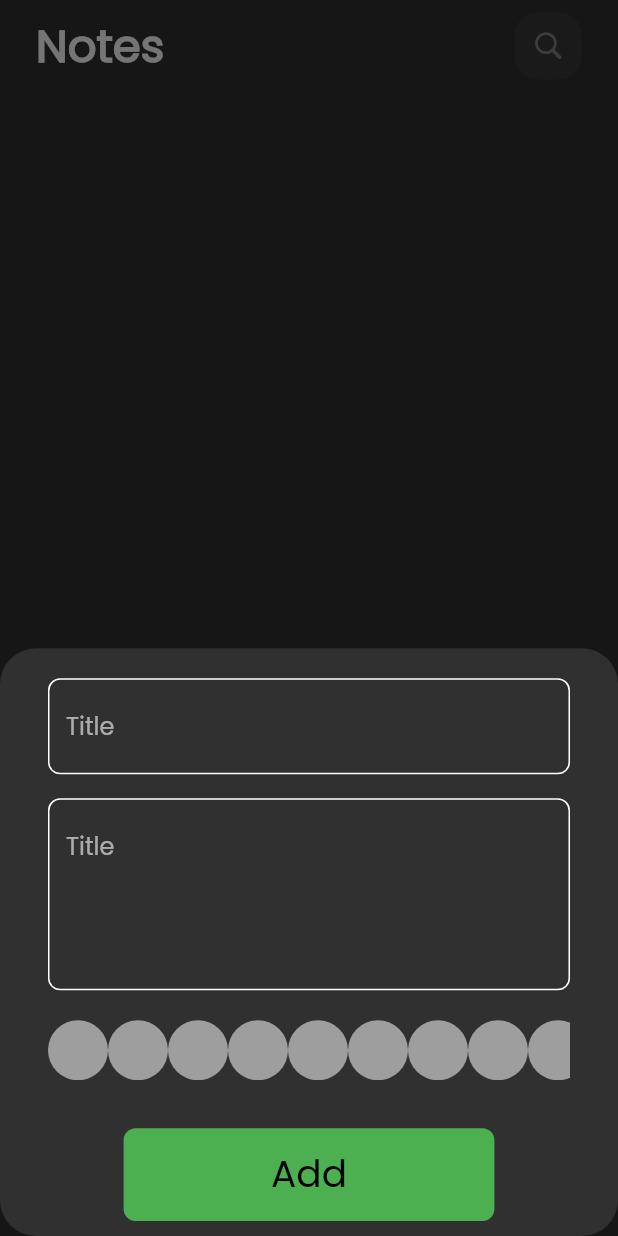
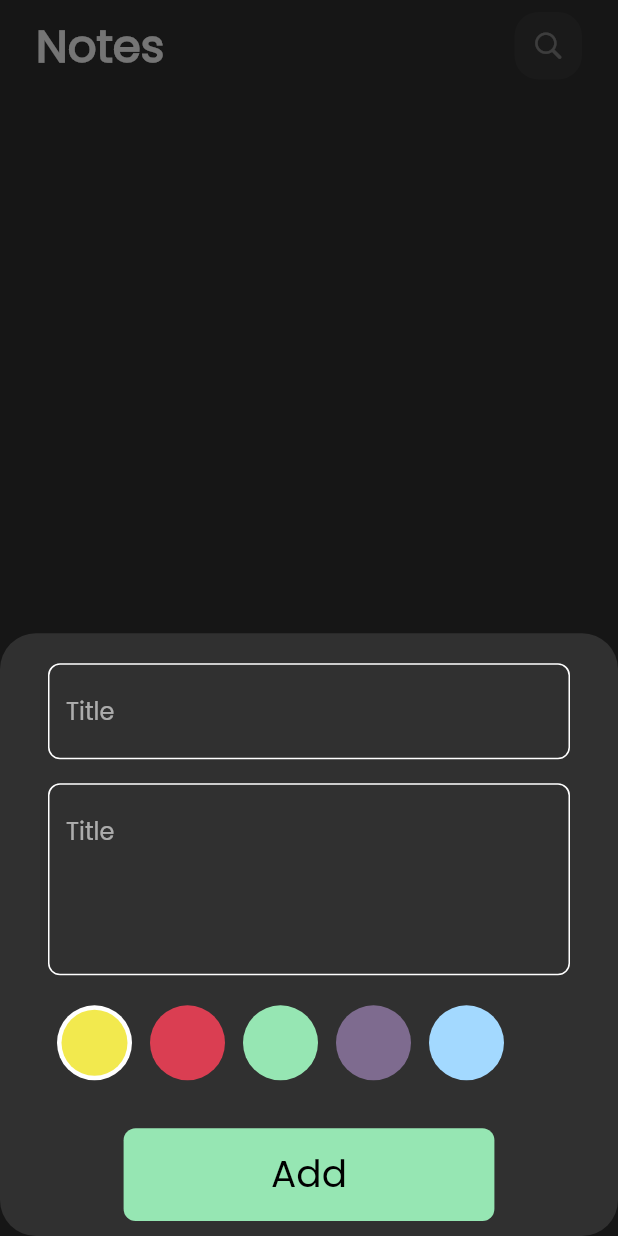
Before and after one commit to Norhan-127/notesApp, a Flutter app: the screen it shows after launch, after a tap on an icon or button, on a phone screen of 412 x 824 dp. Run offline on Flutter 3.47's test engine with Material 2 defaults, Android fonts, the phone set to English and light mode, and no system bars; our stand-ins replace hive, hive_flutter; accounts and stored records are empty.

Commit message:
create colors list p2

```diff
--- a/lib/utilities/constants.dart
+++ b/lib/utilities/constants.dart
@@ -1 +1,10 @@
+import 'dart:ui';
+
 const String kNotesBox='notes_box';
+class AppColors{
+  static  Color maize= const Color(0xffF2E94E);
+  static  Color pink= const Color(0xffDA3E52);
+  static Color celadon=const Color(0xff96E6B3);
+  static Color violet=const Color(0xff7E6B8F);
+  static Color blue=const Color(0xffA3D9FF);
+}
--- a/lib/views/NotesView.dart
+++ b/lib/views/NotesView.dart
@@ -4,6 +4,8 @@ import 'package:notes_app/controller/display_notes/notes_list_prov.dart';
 import 'package:notes_app/views/widgets/NotesViewBody.dart';
 import 'package:notes_app/views/widgets/add_note_buttom_sheet.dart';
 import 'package:provider/provider.dart';
+
+import '../utilities/constants.dart';
 
 class NotesView extends StatefulWidget {
   const NotesView({Key? key}) : super(key: key);
@@ -35,7 +37,7 @@ class _NotesViewState extends State<NotesView> {
                 return const AddNoteBottomSheet();
               });
         },
-        backgroundColor: Colors.green,
+        backgroundColor: AppColors.celadon,
         child: const Icon(CupertinoIcons.add),
       ),
       body: const NotesViewBody(),
--- a/lib/views/widgets/add_note_form.dart
+++ b/lib/views/widgets/add_note_form.dart
@@ -53,7 +53,7 @@ class _AddNoteFormState extends State<AddNoteForm> {
             const SizedBox(
               height: 20,
             ),
-            const ColorsListView(),
+            const ColorsListView(isActive: true,),
             const SizedBox(
               height: 32,
             ),
--- a/lib/views/widgets/colors_listview.dart
+++ b/lib/views/widgets/colors_listview.dart
@@ -1,23 +1,59 @@
 import 'package:flutter/material.dart';
+import 'package:notes_app/utilities/constants.dart';
 
 class ColorItem extends StatelessWidget {
-  const ColorItem({Key? key}) : super(key: key);
+  const ColorItem({Key? key, required this.isActive, required this.color}) : super(key: key);
+  final bool isActive;
+  final Color color;
+  @override
+  Widget build(BuildContext context) {
+    return isActive
+        ?  CircleAvatar(
+            backgroundColor: Colors.white,
+            radius: 25,
+            child: CircleAvatar(
+              backgroundColor: color,
+              radius: 22,
+            ),
+          )
+        :  CircleAvatar(
+            backgroundColor: color,
+            radius: 25,
+          );
+  }
+}
+
+class ColorsListView extends StatefulWidget {
+  const ColorsListView({Key? key, required this.isActive}) : super(key: key);
+  final bool isActive;
 
   @override
-  Widget build(BuildContext context) {
-    return const CircleAvatar(
-      backgroundColor: Colors.grey,
-      radius: 20,
-    );
-  }
+  State<ColorsListView> createState() => _ColorsListViewState();
 }
-class ColorsListView extends StatelessWidget {
-  const ColorsListView({Key? key}) : super(key: key);
 
+class _ColorsListViewState extends State<ColorsListView> {
+  int currentIndex=0;
+  List<Color> colors=[AppColors.maize,AppColors.pink,AppColors.celadon,AppColors.violet,AppColors.blue];
   @override
   Widget build(BuildContext context) {
     return SizedBox(
-        height: 20 * 2,
-        child: ListView.builder(itemBuilder: (context,index)=>const ColorItem(),scrollDirection:Axis.horizontal ,));
+        height: 25 * 2,
+        child: ListView.builder(
+          itemCount: colors.length,
+          itemBuilder: (context, index) =>  Padding(
+            padding: const EdgeInsets.symmetric(horizontal: 6),
+            child: GestureDetector(
+              onTap: (){
+                currentIndex=index;
+                setState(() {});
+              },
+              child: ColorItem(
+                color: colors[index],
+                isActive: currentIndex==index,
+              ),
+            ),
+          ),
+          scrollDirection: Axis.horizontal,
+        ));
   }
 }
--- a/lib/views/widgets/custom_botton.dart
+++ b/lib/views/widgets/custom_botton.dart
@@ -1,4 +1,5 @@
 import 'package:flutter/material.dart';
+import 'package:notes_app/utilities/constants.dart';
 
 class CustomButton extends StatelessWidget {
   const CustomButton({Key? key, this.onTap, required this.isLoading})
@@ -18,7 +19,7 @@ class CustomButton extends StatelessWidget {
               width: MediaQuery.of(context).size.width * 0.6,
               height: MediaQuery.of(context).size.width * 0.15,
               decoration: BoxDecoration(
-                color: Colors.green,
+                color: AppColors.celadon,
                 borderRadius: BorderRadius.circular(8),
               ),
               child: const Center(
```
